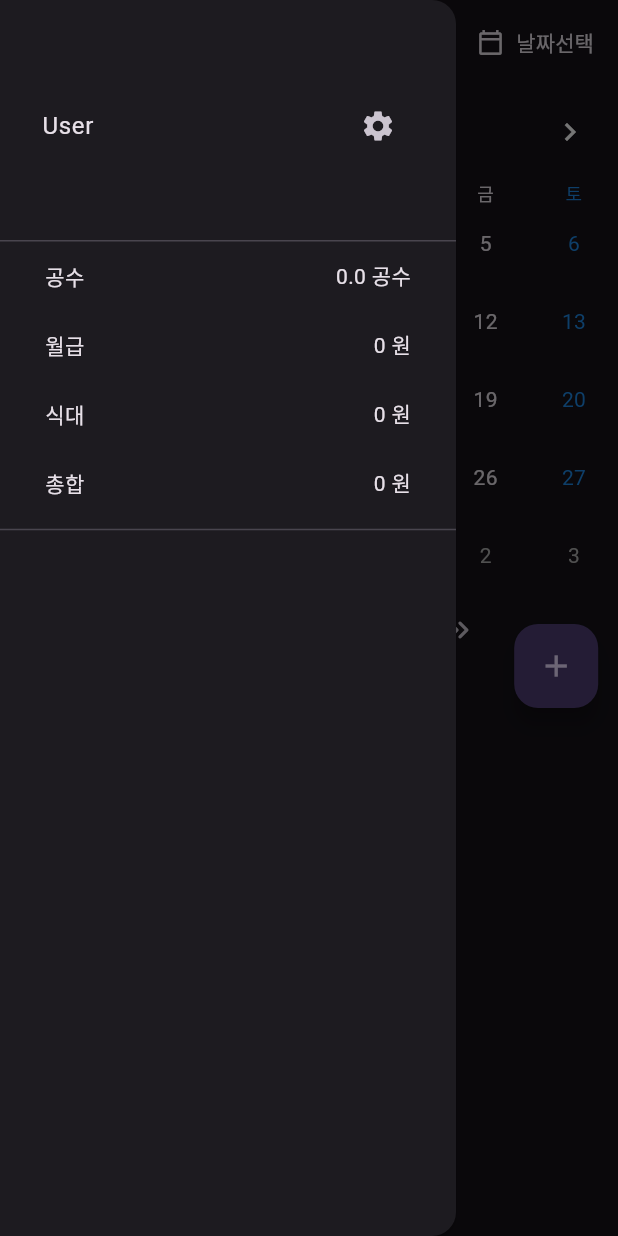
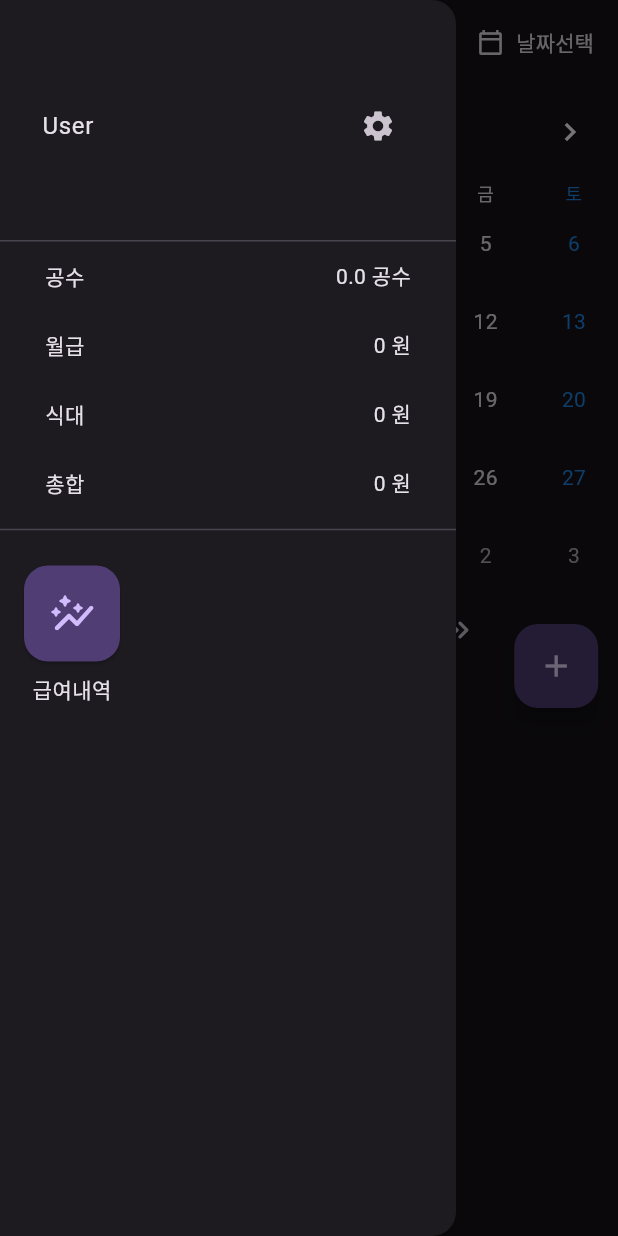
Before and after one commit to SeoJeongHun95/work_calculator, a Flutter app: the screen it shows after launch, with the side drawer open, on a phone screen of 412 x 824 dp. Run offline on Flutter 3.47's test engine with Material 3 defaults, Android fonts, the phone set to English and light mode, and no system bars; drawn by our look-alikes of auto_size_text, table_calendar; our stand-ins replace flutter_colorpicker, flutter_holo_date_picker, flutter_riverpod, flutter_secure_storage, freezed_annotation, gap and 3 more; accounts and stored records are empty.

```diff
--- a/lib/features/Home/home.dart
+++ b/lib/features/Home/home.dart
@@ -1,3 +1,4 @@
+import 'package:calander/features/Home/presentation/view/home_screen.dart';
 import 'package:flutter/cupertino.dart';
 
 class Home extends StatelessWidget {
@@ -7,6 +8,6 @@ class Home extends StatelessWidget {
 
   @override
   Widget build(BuildContext context) {
-    return const Placeholder();
+    return const HomeScreen();
   }
 }
--- a/lib/features/Home/presentation/view/home_screen.dart
+++ b/lib/features/Home/presentation/view/home_screen.dart
@@ -1,8 +1,10 @@
 import 'package:auto_size_text/auto_size_text.dart';
+import 'package:calander/features/Drawer/WorkGraph/work_graph.dart';
 import 'package:flutter/cupertino.dart';
 import 'package:flutter/material.dart';
 import 'package:flutter_holo_date_picker/flutter_holo_date_picker.dart';
 import 'package:flutter_riverpod/flutter_riverpod.dart';
+import 'package:gap/gap.dart';
 import 'package:money_formatter/money_formatter.dart';
 import 'package:table_calendar/table_calendar.dart';
 
@@ -260,10 +262,42 @@ class _HomeScreenState extends ConsumerState<HomeScreen> {
                 ),
               ),
               const Divider(),
-              const SizedBox(
-                height: 50,
-                width: double.infinity,
-                // color: Colors.yellowAccent,
+              Padding(
+                padding: const EdgeInsets.all(16.0),
+                child: Row(
+                  children: [
+                    Column(
+                      children: [
+                        ElevatedButton(
+                          style: ElevatedButton.styleFrom(
+                            fixedSize: const Size(64, 64),
+                            padding: EdgeInsets.zero,
+                            backgroundColor:
+                                Theme.of(context).colorScheme.primaryContainer,
+                            shape: const RoundedRectangleBorder(
+                              borderRadius: BorderRadius.all(
+                                Radius.circular(16),
+                              ),
+                            ),
+                          ),
+                          onPressed: () {
+                            Navigator.of(context).push(
+                              MaterialPageRoute(
+                                builder: (_) => const WorkGraph(),
+                              ),
+                            );
+                          },
+                          child: const Icon(
+                            Icons.auto_graph_rounded,
+                            size: 32,
+                          ),
+                        ),
+                        const Gap(8),
+                        const Text("급여내역")
+                      ],
+                    ),
+                  ],
+                ),
               ),
             ],
           ),
--- a/lib/main.dart
+++ b/lib/main.dart
@@ -10,7 +10,7 @@ import 'package:intl/date_symbol_data_local.dart';
 import 'features/Drawer/Configure/data/models/appsetting.dart';
 import 'features/Drawer/Configure/presentation/view_model/app_setting_provider.dart';
 import 'features/Home/data/models/work.dart';
-import 'features/Home/presentation/view/home_screen.dart';
+import 'features/Home/home.dart';
 import 'features/Home/presentation/view_model/work_data_provider.dart';
 
 void main() async {
@@ -65,7 +65,7 @@ class MyApp extends ConsumerWidget {
         ),
         useMaterial3: true,
       ),
-      home: const HomeScreen(),
+      home: const Home(),
     );
   }
 }
--- a/pubspec.yaml
+++ b/pubspec.yaml
@@ -35,15 +35,16 @@ dependencies:
   # The following adds the Cupertino Icons font to your application.
   # Use with the CupertinoIcons class for iOS style icons.
   cupertino_icons:
-  flutter_riverpod:
   intl:
   table_calendar:
   auto_size_text:
   flutter_colorpicker:
   money_formatter:
+  gap:
 
   freezed:
   freezed_annotation:
+  flutter_riverpod:
   riverpod_annotation:
   json_annotation:
   json_serializable:
```
Also changed, not shown: lib/features/Drawer/Configure/configure.dart (deleted, +0 -12 lines), lib/features/Drawer/WorkGraph/presentation/view/work_graph_screen.dart (added, +19 -0 lines), lib/features/Drawer/WorkGraph/work_graph.dart (added, +12 -0 lines), pubspec.lock, 1 other file.
